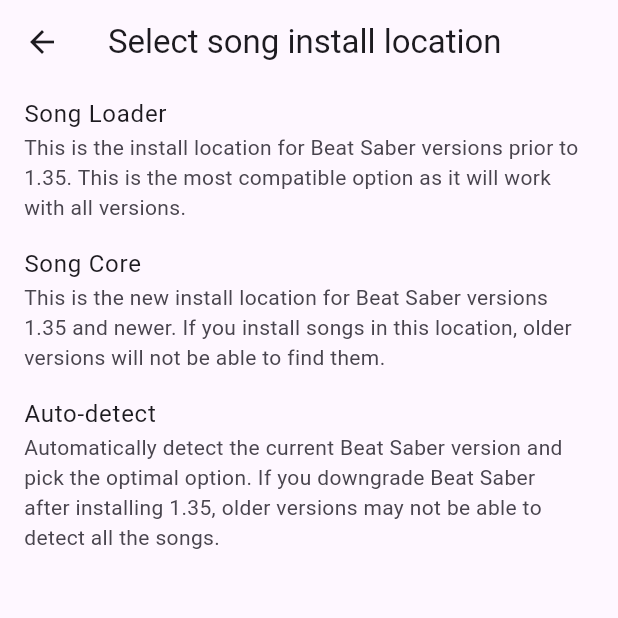
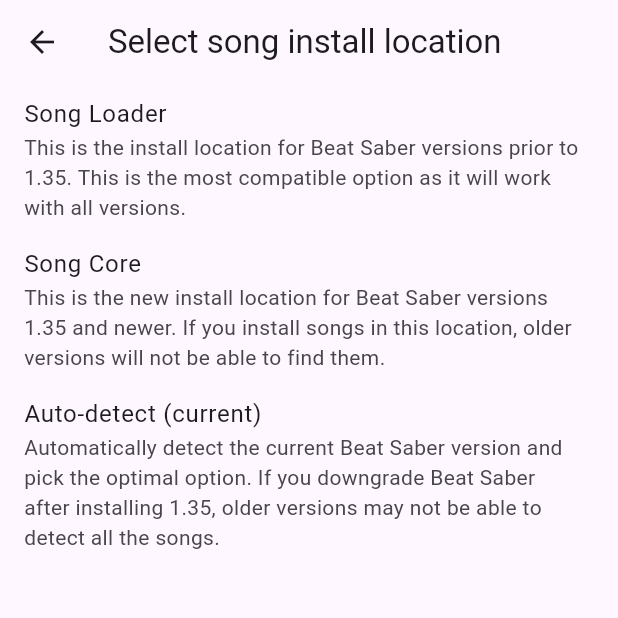
Before and after one commit to exelix11/QuestSongManager, a Flutter app: the OptionsPage screen opened directly, after a tap on "Change", on a phone screen of 412 x 824 dp, the top half of it. Run offline on Flutter 3.47's test engine with Material 3 defaults, Android fonts, the phone set to English and light mode, and no system bars; our stand-ins replace cached_network_image, convert, permission_handler, shared_preferences, webview_flutter; missing offline and left inert: installed_apps, webview_flutter_android; accounts and stored records are empty.

Commit message:
Show beat saber version and current preferred install location in options

```diff
--- a/lib/mod_manager/version_detector.dart
+++ b/lib/mod_manager/version_detector.dart
@@ -11,6 +11,7 @@ class BeatSaberVersionDetector {
   static const bool dev_simulate_v_1_35 = true;
 
   static BeatSaberVersion? cachedResult;
+  static String? detectedVersion;
 
   BeatSaberVersionDetector._();
 
@@ -26,6 +27,8 @@ class BeatSaberVersionDetector {
   static Future<BeatSaberVersion> _getBeatSaberVersion() async {
     // To test on desktop hardcode the value we should return
     if (!Platform.isAndroid) {
+      detectedVersion = "fake for development";
+
       return dev_simulate_v_1_35
           ? BeatSaberVersion.v_1_35_OrNewer
           : BeatSaberVersion.olderThan_v_1_35;
@@ -41,6 +44,8 @@ class BeatSaberVersionDetector {
       }
 
       var app = apps.first;
+      detectedVersion = app.versionName;
+
       if (app.versionCode >= V_1_35_versionCode) {
         return BeatSaberVersion.v_1_35_OrNewer;
       }
--- a/lib/options/install_location_options.dart
+++ b/lib/options/install_location_options.dart
@@ -38,8 +38,9 @@ class InstallLocationOptions {
 class InstallLocationPage extends StatelessWidget {
   // Location change is really fast but prevent race conditions due to async and user spamming
   bool _applying = false;
+  final PreferredCustomSongFolder currentOption;
 
-  InstallLocationPage({super.key});
+  InstallLocationPage(this.currentOption, {super.key});
 
   void _applyMode(BuildContext ctx, PreferredCustomSongFolder folder) async {
     if (_applying) return;
@@ -60,36 +61,66 @@ class InstallLocationPage extends StatelessWidget {
     _applying = false;
   }
 
+  Widget _labelFor(PreferredCustomSongFolder mode) {
+    var name = "";
+    switch (mode) {
+      case PreferredCustomSongFolder.songLoader:
+        name = "Song Loader";
+        break;
+      case PreferredCustomSongFolder.songCore:
+        name = "Song Core";
+        break;
+      case PreferredCustomSongFolder.auto:
+        name = "Auto-detect";
+        break;
+    }
+
+    if (mode == currentOption) {
+      name += " (current)";
+    }
+
+    return Text(name);
+  }
+
   @override
   Widget build(BuildContext context) {
     return Scaffold(
         appBar: AppBar(
           title: const Text('Select song install location'),
         ),
-      body: ListView(
+        body: Column(children: [
+          Expanded(
+              child: ListView(
             children: [
               ListTile(
-            title: const Text('Song Loader'),
+                title: _labelFor(PreferredCustomSongFolder.songLoader),
                 subtitle: const Text(
                     "This is the install location for Beat Saber versions prior to 1.35. This is the most compatible option as it will work with all versions."),
                 onTap: () =>
                     _applyMode(context, PreferredCustomSongFolder.songLoader),
               ),
               ListTile(
-            title: const Text('Song Core'),
+                title: _labelFor(PreferredCustomSongFolder.songCore),
                 subtitle: const Text(
                     "This is the new install location for Beat Saber versions 1.35 and newer. If you install songs in this location, older versions will not be able to find them."),
                 onTap: () =>
                     _applyMode(context, PreferredCustomSongFolder.songCore),
               ),
               ListTile(
-            title: const Text('Auto-detect'),
+                title: _labelFor(PreferredCustomSongFolder.auto),
                 subtitle: const Text(
                     "Automatically detect the current Beat Saber version and pick the optimal option. If you downgrade Beat Saber after installing 1.35, older versions may not be able to detect all the songs."),
-            onTap: () => _applyMode(context, PreferredCustomSongFolder.auto),
+                onTap: () =>
+                    _applyMode(context, PreferredCustomSongFolder.auto),
               ),
             ],
-      ),
-    );
+          )),
+          BeatSaberVersionDetector.detectedVersion == null
+              ? const SizedBox()
+              : Padding(
+                  padding: const EdgeInsets.all(20),
+                  child: Text(
+                      'Detected Beat Saber version: ${BeatSaberVersionDetector.detectedVersion}'))
+        ]));
   }
 }
--- a/lib/options/options_page.dart
+++ b/lib/options/options_page.dart
@@ -5,6 +5,7 @@ import 'package:bsaberquest/download_manager/gui/util.dart';
 import 'package:bsaberquest/gui_util.dart';
 import 'package:bsaberquest/main.dart';
 import 'package:bsaberquest/mod_manager/mod_manager.dart';
+import 'package:bsaberquest/mod_manager/version_detector.dart';
 import 'package:flutter/material.dart';
 import 'package:permission_handler/permission_handler.dart';
 
@@ -152,10 +153,17 @@ class OptionsPageState extends State<OptionsPage> {
   }
 
   void _openInstallLocationOptions() async {
-    await Navigator.of(context)
-        .push(MaterialPageRoute(builder: (context) => InstallLocationPage()));
+    // Initialize version cache in case it was not done yet
+    await BeatSaberVersionDetector.getBeatSaberVersion();
 
-    setState(() {});
+    var pref = await App.preferences.getPreferredCustomSongFolder();
+
+    if (mounted) {
+      await Navigator.of(context).push(
+          MaterialPageRoute(builder: (context) => InstallLocationPage(pref)));
+
+      setState(() {});
+    }
   }
 
   Widget _installLocationOptions() {
```
Lines whose indentation alone changed are shown as unchanged.
